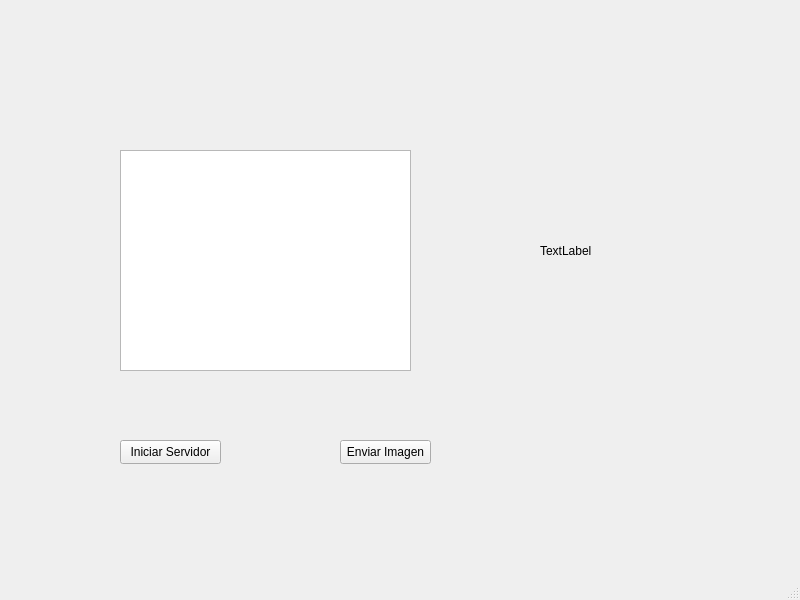
Before: the Qt Designer form server/mainwindow.ui in elesteban-os/I-Proyecto-Datos-II, drawn with Qt 5.
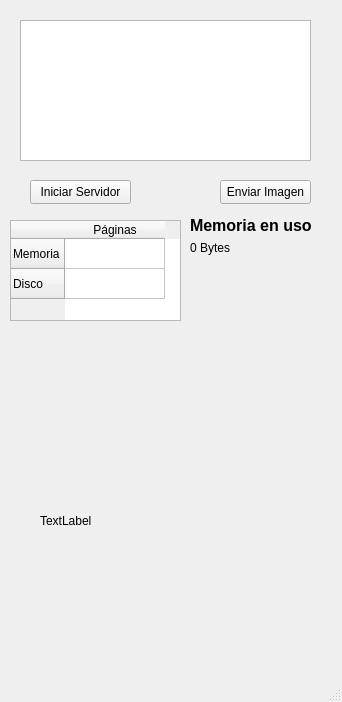
After: the same form once the commit is applied.

Commit message: Interfaz, tarjetas, manejo de memoria

```diff
--- a/server/mainwindow.ui
+++ b/server/mainwindow.ui
@@ -6,8 +6,8 @@
    <rect>
     <x>0</x>
     <y>0</y>
-    <width>800</width>
-    <height>600</height>
+    <width>342</width>
+    <height>702</height>
    </rect>
   </property>
   <property name="windowTitle">
@@ -17,8 +17,8 @@
    <widget class="QPushButton" name="startServerBtn">
     <property name="geometry">
      <rect>
-      <x>120</x>
-      <y>440</y>
+      <x>30</x>
+      <y>180</y>
       <width>101</width>
       <height>24</height>
      </rect>
@@ -30,18 +30,18 @@
    <widget class="QPlainTextEdit" name="logText">
     <property name="geometry">
      <rect>
-      <x>120</x>
-      <y>150</y>
+      <x>20</x>
+      <y>20</y>
       <width>291</width>
-      <height>221</height>
+      <height>141</height>
      </rect>
     </property>
    </widget>
    <widget class="QPushButton" name="sendImgBtn">
     <property name="geometry">
      <rect>
-      <x>340</x>
-      <y>440</y>
+      <x>220</x>
+      <y>180</y>
       <width>91</width>
       <height>24</height>
      </rect>
@@ -53,8 +53,8 @@
    <widget class="QLabel" name="label1">
     <property name="geometry">
      <rect>
-      <x>540</x>
-      <y>150</y>
+      <x>40</x>
+      <y>420</y>
       <width>201</width>
       <height>201</height>
      </rect>
@@ -63,6 +63,63 @@
      <string>TextLabel</string>
     </property>
    </widget>
+   <widget class="QLabel" name="staticMemoryUsage">
+    <property name="geometry">
+     <rect>
+      <x>190</x>
+      <y>210</y>
+      <width>131</width>
+      <height>31</height>
+     </rect>
+    </property>
+    <property name="font">
+     <font>
+      <pointsize>12</pointsize>
+      <bold>true</bold>
+     </font>
+    </property>
+    <property name="text">
+     <string>Memoria en uso</string>
+    </property>
+   </widget>
+   <widget class="QLabel" name="variableMemoryUsage">
+    <property name="geometry">
+     <rect>
+      <x>190</x>
+      <y>240</y>
+      <width>121</width>
+      <height>16</height>
+     </rect>
+    </property>
+    <property name="text">
+     <string>0 Bytes</string>
+    </property>
+   </widget>
+   <widget class="QTableWidget" name="tableWidget">
+    <property name="geometry">
+     <rect>
+      <x>10</x>
+      <y>220</y>
+      <width>171</width>
+      <height>101</height>
+     </rect>
+    </property>
+    <row>
+     <property name="text">
+      <string>Memoria</string>
+     </property>
+    </row>
+    <row>
+     <property name="text">
+      <string>Disco</string>
+     </property>
+    </row>
+    <column>
+     <property name="text">
+      <string>Páginas</string>
+     </property>
+    </column>
+   </widget>
   </widget>
   <widget class="QMenuBar" name="menubar">
    <property name="geometry">
```
Left out of the diff: 2 changed lines with no effect on the pictures. The commit also changes 70 other files.
